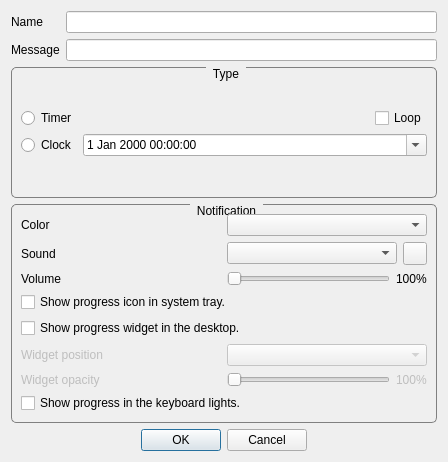
The window that NewAlarmDialog.ui (FelixdelasPozas/MultiAlarm) describes before a commit, drawn with Qt 5.
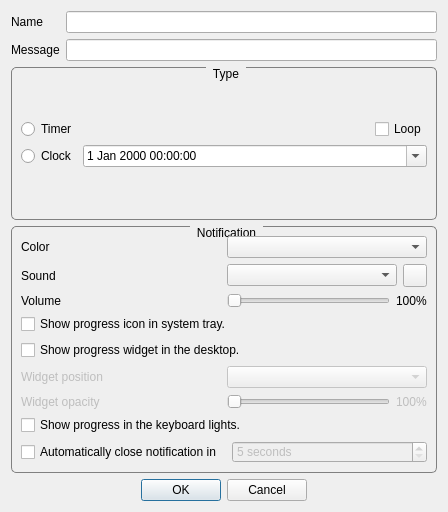
The same window after the commit. Icons and pictures are not drawn. Custom widgets are drawn as their Qt base class.

Commit message: Auto-closable alarms.

The edit to the form file:
```diff
--- a/NewAlarmDialog.ui
+++ b/NewAlarmDialog.ui
@@ -10,19 +10,19 @@
     <x>0</x>
     <y>0</y>
     <width>448</width>
-    <height>462</height>
+    <height>512</height>
    </rect>
   </property>
   <property name="minimumSize">
    <size>
     <width>448</width>
-    <height>462</height>
+    <height>512</height>
    </size>
   </property>
   <property name="maximumSize">
    <size>
     <width>448</width>
-    <height>462</height>
+    <height>512</height>
    </size>
   </property>
   <property name="windowTitle">
@@ -381,6 +381,33 @@
         </property>
        </widget>
       </item>
+      <item>
+       <layout class="QHBoxLayout" name="horizontalLayout_7">
+        <item>
+         <widget class="QCheckBox" name="m_closeCheckbox">
+          <property name="text">
+           <string>Automatically close notification in </string>
+          </property>
+         </widget>
+        </item>
+        <item>
+         <widget class="QSpinBox" name="m_closeSpinbox">
+          <property name="enabled">
+           <bool>false</bool>
+          </property>
+          <property name="suffix">
+           <string> seconds</string>
+          </property>
+          <property name="minimum">
+           <number>5</number>
+          </property>
+          <property name="maximum">
+           <number>120</number>
+          </property>
+         </widget>
+        </item>
+       </layout>
+      </item>
      </layout>
     </widget>
    </item>
```
The commit also changes 7 other files.
